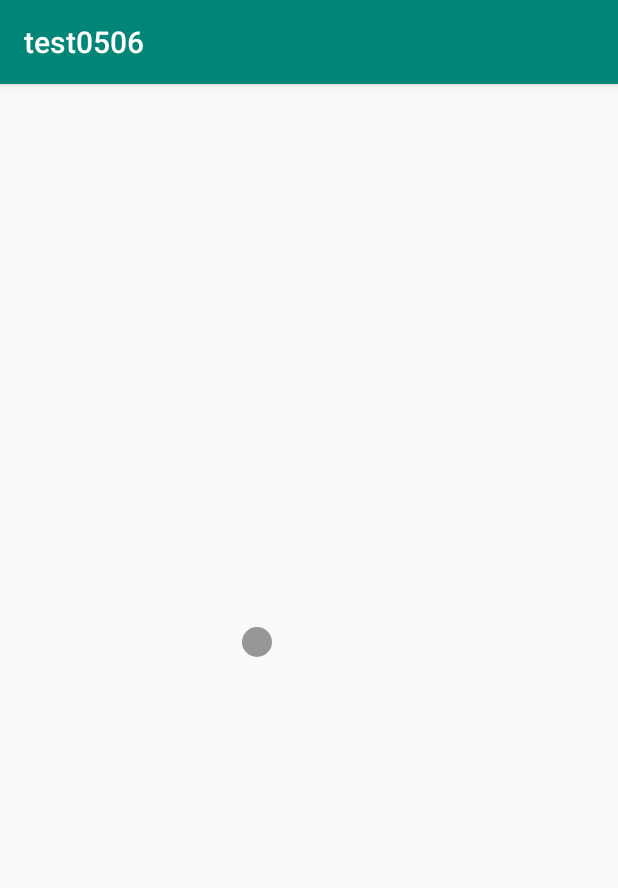
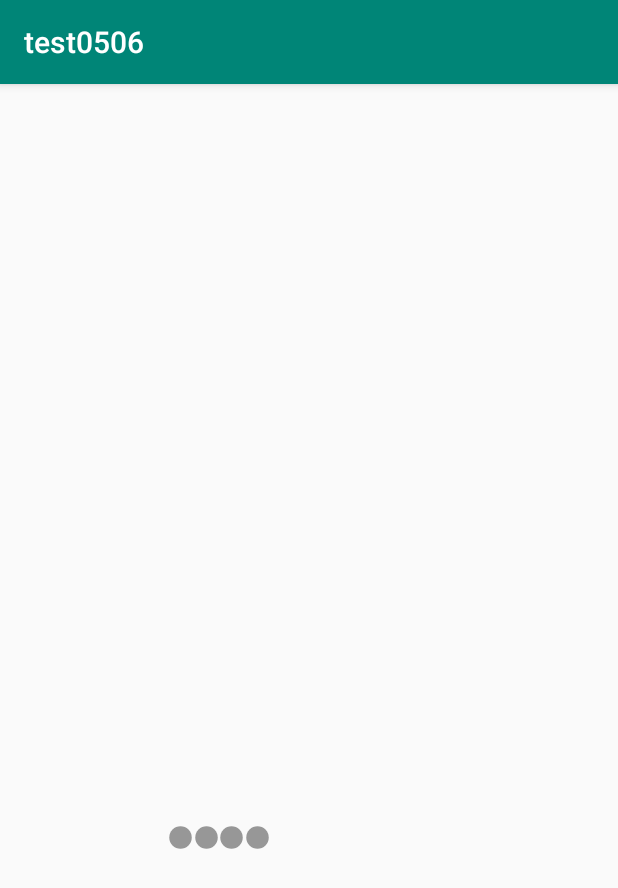
Before and after one commit to lemonjie/class_app_JumpingBall, an Android app: the screen it shows after launch (MainActivity), on a phone screen of 412 x 824 dp. Shown: the top 888 px of the screen. Run offline under Robolectric (Android 15) with nearby library versions, the phone set to English and light mode, and no system bars.

Commit message:
Four balls can move. Needs to adjust path.

```diff
--- a/app/src/main/java/com/example/test0506/MainActivity.java
+++ b/app/src/main/java/com/example/test0506/MainActivity.java
@@ -7,6 +7,7 @@ import android.widget.ImageView;
 import android.graphics.Path;
 import android.animation.ObjectAnimator;
 import android.animation.AnimatorSet;
+//import android.util.Log;
 
 public class MainActivity extends AppCompatActivity {
 
@@ -15,17 +16,54 @@ public class MainActivity extends AppCompatActivity {
         super.onCreate(savedInstanceState);
         setContentView(R.layout.activity_main);
 
-        final ImageView ball = (ImageView) findViewById(R.id.imageViewBall);
+        final ImageView ball1 = (ImageView) findViewById(R.id.imageViewBall1);
         Path path = new Path();
         for(int i=0;i<4;i++){
-            path.arcTo(70f*i+400f, 500f, 70f*(i+1)+400f, 580f, 180f, 180f, true);
+            path.arcTo(60f*i+420f, 690f, 60f*(i+1)+420f, 790f, 180f, 180f, true);
         }
-        ObjectAnimator animatorGo = ObjectAnimator.ofFloat(ball, View.X, View.Y, path);
-        animatorGo.setDuration(1500);
-        ObjectAnimator animatorBack = ObjectAnimator.ofFloat(ball, "translationX", 0f);
-        animatorBack.setDuration(1000);
-        AnimatorSet animSetGoBack = new AnimatorSet();
-        animSetGoBack.playSequentially(animatorGo, animatorBack);
-        animSetGoBack.start();
+        ObjectAnimator animatorGo1 = ObjectAnimator.ofFloat(ball1, View.X, View.Y, path);
+        animatorGo1.setDuration(1600);
+        ObjectAnimator animatorBack1 = ObjectAnimator.ofFloat(ball1, "translationX", 0f);
+        animatorBack1.setDuration(1000);
+        AnimatorSet animSetGoBack1 = new AnimatorSet();
+        animSetGoBack1.playSequentially(animatorGo1, animatorBack1);
+        animSetGoBack1.start();
+
+        final ImageView ball2 = (ImageView) findViewById(R.id.imageViewBall2);
+        ObjectAnimator animatorGo2 = ObjectAnimator.ofFloat(ball2, View.X, View.Y, path);
+        animatorGo2.setDuration(1600);
+        ObjectAnimator animatorBack21 = ObjectAnimator.ofFloat(ball2, "translationX", -60f);
+        animatorBack21.setDuration(400);
+        ObjectAnimator animatorBack22 = ObjectAnimator.ofFloat(ball2, "translationX", -60f);
+        animatorBack22.setDuration(1000);
+        AnimatorSet animSetGoBack2 = new AnimatorSet();
+        animSetGoBack2.playSequentially(animatorBack21, animatorGo2, animatorBack22);
+        animSetGoBack2.start();
+
+        final ImageView ball3 = (ImageView) findViewById(R.id.imageViewBall3);
+        ObjectAnimator animatorGo3 = ObjectAnimator.ofFloat(ball3, View.X, View.Y, path);
+        animatorGo3.setDuration(1600);
+        ObjectAnimator animatorBack30 = ObjectAnimator.ofFloat(ball3, "translationX", 0f);
+        animatorBack30.setDuration(200);
+        ObjectAnimator animatorBack31 = ObjectAnimator.ofFloat(ball3, "translationX", -120f);
+        animatorBack31.setDuration(800);
+        ObjectAnimator animatorBack32 = ObjectAnimator.ofFloat(ball3, "translationX", -120f);
+        animatorBack32.setDuration(1000);
+        AnimatorSet animSetGoBack3 = new AnimatorSet();
+        animSetGoBack3.playSequentially(animatorBack30, animatorBack31, animatorGo3, animatorBack32);
+        animSetGoBack3.start();
+
+        final ImageView ball4 = (ImageView) findViewById(R.id.imageViewBall4);
+        ObjectAnimator animatorGo4 = ObjectAnimator.ofFloat(ball4, View.X, View.Y, path);
+        animatorGo4.setDuration(1600);
+        ObjectAnimator animatorBack40 = ObjectAnimator.ofFloat(ball4, "translationX", 0f);
+        animatorBack40.setDuration(400);
+        ObjectAnimator animatorBack41 = ObjectAnimator.ofFloat(ball4, "translationX", -180f);
+        animatorBack41.setDuration(1200);
+        ObjectAnimator animatorBack42 = ObjectAnimator.ofFloat(ball4, "translationX", -180f);
+        animatorBack42.setDuration(1000);
+        AnimatorSet animSetGoBack4 = new AnimatorSet();
+        animSetGoBack4.playSequentially(animatorBack40, animatorBack41, animatorGo4, animatorBack42);
+        animSetGoBack4.start();
     }
 }
--- a/app/src/main/res/drawable/ball.xml
+++ b/app/src/main/res/drawable/ball.xml
@@ -1,5 +1,5 @@
-<vector android:height="24dp" android:tint="#979797"
+<vector android:height="18dp" android:tint="#979797"
     android:viewportHeight="24.0" android:viewportWidth="24.0"
-    android:width="24dp" xmlns:android="http://schemas.android.com/apk/res/android">
+    android:width="18dp" xmlns:android="http://schemas.android.com/apk/res/android">
     <path android:fillColor="#FF000000" android:pathData="M12,12m-10,0a10,10 0,1 1,20 0a10,10 0,1 1,-20 0"/>
 </vector>
--- a/app/src/main/res/layout/activity_main.xml
+++ b/app/src/main/res/layout/activity_main.xml
@@ -7,7 +7,7 @@
     tools:context=".MainActivity">
 
     <ImageView
-        android:id="@+id/imageViewBall"
+        android:id="@+id/imageViewBall1"
         android:layout_width="wrap_content"
         android:layout_height="wrap_content"
         android:layout_marginStart="8dp"
@@ -16,10 +16,58 @@
         android:layout_marginBottom="8dp"
         app:layout_constraintBottom_toBottomOf="parent"
         app:layout_constraintEnd_toEndOf="parent"
-        app:layout_constraintHorizontal_bias="0.407"
+        app:layout_constraintHorizontal_bias="0.41"
         app:layout_constraintStart_toStartOf="parent"
         app:layout_constraintTop_toTopOf="parent"
-        app:layout_constraintVertical_bias="0.481"
+        app:layout_constraintVertical_bias="0.5"
+        app:srcCompat="@drawable/ball" />
+
+    <ImageView
+        android:id="@+id/imageViewBall2"
+        android:layout_width="wrap_content"
+        android:layout_height="wrap_content"
+        android:layout_marginStart="8dp"
+        android:layout_marginTop="8dp"
+        android:layout_marginEnd="8dp"
+        android:layout_marginBottom="8dp"
+        app:layout_constraintBottom_toBottomOf="parent"
+        app:layout_constraintEnd_toEndOf="parent"
+        app:layout_constraintHorizontal_bias="0.47"
+        app:layout_constraintStart_toStartOf="parent"
+        app:layout_constraintTop_toTopOf="parent"
+        app:layout_constraintVertical_bias="0.5"
+        app:srcCompat="@drawable/ball" />
+
+    <ImageView
+        android:id="@+id/imageViewBall3"
+        android:layout_width="wrap_content"
+        android:layout_height="wrap_content"
+        android:layout_marginStart="8dp"
+        android:layout_marginTop="8dp"
+        android:layout_marginEnd="8dp"
+        android:layout_marginBottom="8dp"
+        app:layout_constraintBottom_toBottomOf="parent"
+        app:layout_constraintEnd_toEndOf="parent"
+        app:layout_constraintHorizontal_bias="0.53"
+        app:layout_constraintStart_toStartOf="parent"
+        app:layout_constraintTop_toTopOf="parent"
+        app:layout_constraintVertical_bias="0.5"
+        app:srcCompat="@drawable/ball" />
+
+    <ImageView
+        android:id="@+id/imageViewBall4"
+        android:layout_width="wrap_content"
+        android:layout_height="wrap_content"
+        android:layout_marginStart="8dp"
+        android:layout_marginTop="8dp"
+        android:layout_marginEnd="8dp"
+        android:layout_marginBottom="8dp"
+        app:layout_constraintBottom_toBottomOf="parent"
+        app:layout_constraintEnd_toEndOf="parent"
+        app:layout_constraintHorizontal_bias="0.59"
+        app:layout_constraintStart_toStartOf="parent"
+        app:layout_constraintTop_toTopOf="parent"
+        app:layout_constraintVertical_bias="0.5"
         app:srcCompat="@drawable/ball" />
 
 </android.support.constraint.ConstraintLayout>
```
